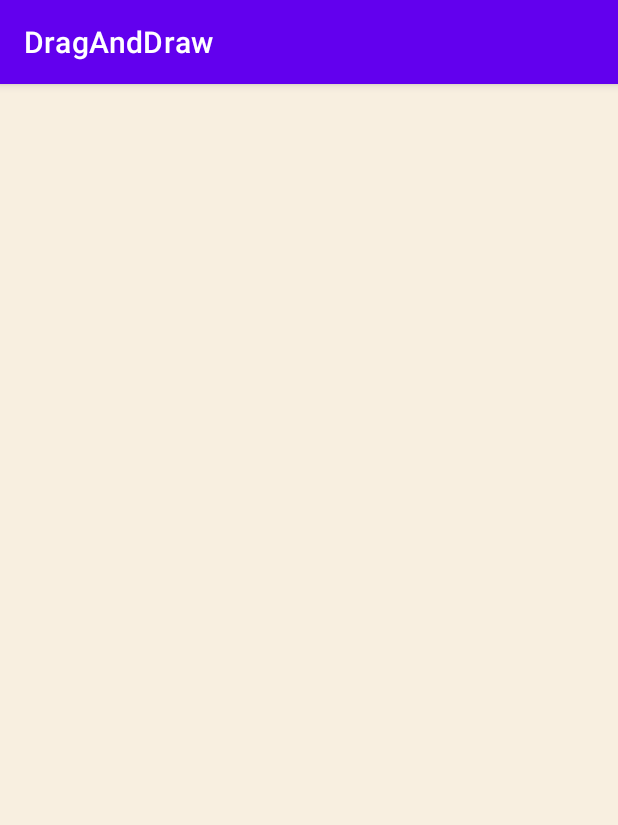
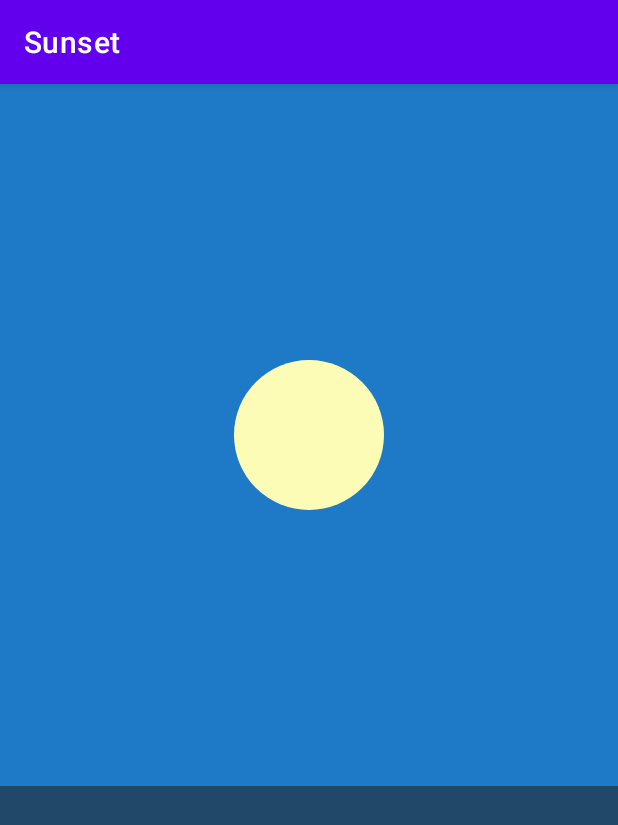
Before and after one commit to cxs2018/DragAndDraw, an Android app: the screen it shows after launch (DragAndDrawActivity before the commit, SunsetActivity after it), on a phone screen of 412 x 824 dp. Shown: the top 825 px of the screen. Run offline under Robolectric (Android 15) with nearby library versions, the phone set to English and light mode, and no system bars.

Commit message:
feat: 日落动画

```diff
--- a/app/src/main/AndroidManifest.xml
+++ b/app/src/main/AndroidManifest.xml
@@ -19,8 +19,19 @@
                 android:name="android.app.lib_name"
                 android:value="" />
         </activity>
+        <!--         <activity-->
+        <!--         android:name=".DragAndDrawActivity"-->
+        <!--         android:exported="true">-->
+        <!--         <intent-filter>-->
+        <!--         <action android:name="android.intent.action.MAIN" />-->
+        <!--         <category android:name="android.intent.category.LAUNCHER" />-->
+        <!--         </intent-filter>-->
+        <!--         <meta-data-->
+        <!--         android:name="android.app.lib_name"-->
+        <!--         android:value="" />-->
+        <!--         </activity>-->
         <activity
-            android:name=".DragAndDrawActivity"
+            android:name=".SunsetActivity"
             android:exported="true">
             <intent-filter>
                 <action android:name="android.intent.action.MAIN" />
--- /dev/null
+++ b/app/src/main/java/com/cuixuesen/draganddraw/SunsetActivity.java
@@ -0,0 +1,11 @@
+package com.cuixuesen.draganddraw;
+
+import androidx.fragment.app.Fragment;
+
+public class SunsetActivity extends SingleFragmentActivity {
+
+    @Override
+    public Fragment createFragment() {
+        return SunsetFragment.newInstance();
+    }
+}
--- /dev/null
+++ b/app/src/main/java/com/cuixuesen/draganddraw/SunsetFragment.java
@@ -0,0 +1,50 @@
+package com.cuixuesen.draganddraw;
+
+import android.animation.ObjectAnimator;
+import android.os.Bundle;
+
+import androidx.fragment.app.Fragment;
+
+import android.view.LayoutInflater;
+import android.view.View;
+import android.view.ViewGroup;
+
+public class SunsetFragment extends Fragment {
+
+    private View mSceneView;
+    private View mSunView;
+    private View mSkyView;
+
+    public static SunsetFragment newInstance() {
+       return new SunsetFragment();
+    }
+
+    @Override
+    public View onCreateView(LayoutInflater inflater, ViewGroup container,
+                             Bundle savedInstanceState) {
+        // Inflate the layout for this fragment
+        View view = inflater.inflate(R.layout.fragment_sunset, container, false);
+
+        mSceneView = view;
+        mSunView = view.findViewById(R.id.sun);
+        mSkyView = view.findViewById(R.id.sky);
+
+        mSceneView.setOnClickListener(new View.OnClickListener() {
+            @Override
+            public void onClick(View v) {
+                startAnimation();
+            }
+        });
+
+        return view;
+    }
+
+    private void startAnimation() {
+        float sunYStart = mSunView.getTop();
+        float sunYEnd = mSkyView.getHeight();
+
+        ObjectAnimator heightAnimator = ObjectAnimator.ofFloat(mSunView, "y", sunYStart, sunYEnd).setDuration(3200);
+
+        heightAnimator.start();
+    }
+}
--- /dev/null
+++ b/app/src/main/res/drawable/sun.xml
@@ -0,0 +1,4 @@
+<?xml version="1.0" encoding="utf-8"?>
+<shape xmlns:android="http://schemas.android.com/apk/res/android" android:shape="oval">
+<solid android:color="@color/bright_sun" />
+</shape>
--- /dev/null
+++ b/app/src/main/res/layout/fragment_sunset.xml
@@ -0,0 +1,25 @@
+<?xml version="1.0" encoding="utf-8"?>
+<LinearLayout
+    xmlns:android="http://schemas.android.com/apk/res/android"
+    android:orientation="vertical"
+    android:layout_width="match_parent"
+    android:layout_height="match_parent">
+    <FrameLayout
+        android:layout_width="match_parent"
+        android:layout_height="0dp"
+        android:layout_weight="0.61"
+        android:id="@+id/sky"
+        android:background="@color/blue_sky">
+        <ImageView
+            android:id="@+id/sun"
+            android:layout_width="100dp"
+            android:layout_height="100dp"
+            android:layout_gravity="center"
+            android:src="@drawable/sun" />
+    </FrameLayout>
+    <View
+        android:layout_width="match_parent"
+        android:layout_height="0dp"
+        android:layout_weight="0.39"
+        android:background="@color/sea" />
+</LinearLayout>
--- a/app/src/main/res/values/colors.xml
+++ b/app/src/main/res/values/colors.xml
@@ -7,4 +7,10 @@
     <color name="teal_700">#FF018786</color>
     <color name="black">#FF000000</color>
     <color name="white">#FFFFFFFF</color>
+
+    <color name="bright_sun">#fcfcb7</color>
+    <color name="blue_sky">#1e7ac7</color>
+    <color name="sunset_sky">#ec8100</color>
+    <color name="night_sky">#05192e</color>
+    <color name="sea">#224869</color>
 </resources>
--- a/app/src/main/res/values/strings.xml
+++ b/app/src/main/res/values/strings.xml
@@ -1,5 +1,5 @@
 <resources>
-    <string name="app_name">DragAndDraw</string>
+    <string name="app_name">Sunset</string>
     <!-- TODO: Remove or change this placeholder text -->
     <string name="hello_blank_fragment">Hello blank fragment</string>
 </resources>
```
